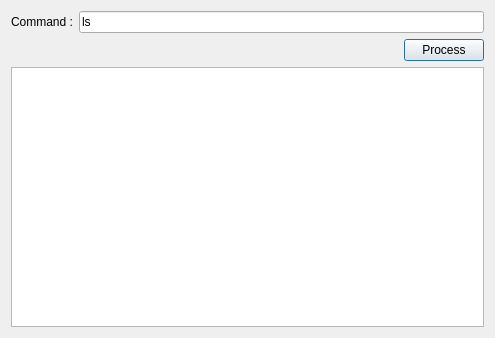
Before: the Qt Designer form code/runQProcess/tesqprocess.ui in sriramvasudevan/autorotate, drawn with Qt 5.
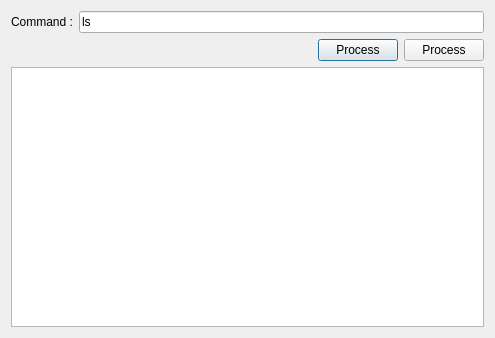
After: the same form once the commit is applied.

What changed in the file:
```diff
--- a/code/runQProcess/tesqprocess.ui
+++ b/code/runQProcess/tesqprocess.ui
@@ -54,6 +54,13 @@
        </property>
       </widget>
      </item>
+     <item>
+      <widget class="QPushButton" name="btnProcess">
+       <property name="text">
+        <string>Process</string>
+       </property>
+      </widget>
+     </item>
     </layout>
    </item>
    <item row="2" column="0">
```
